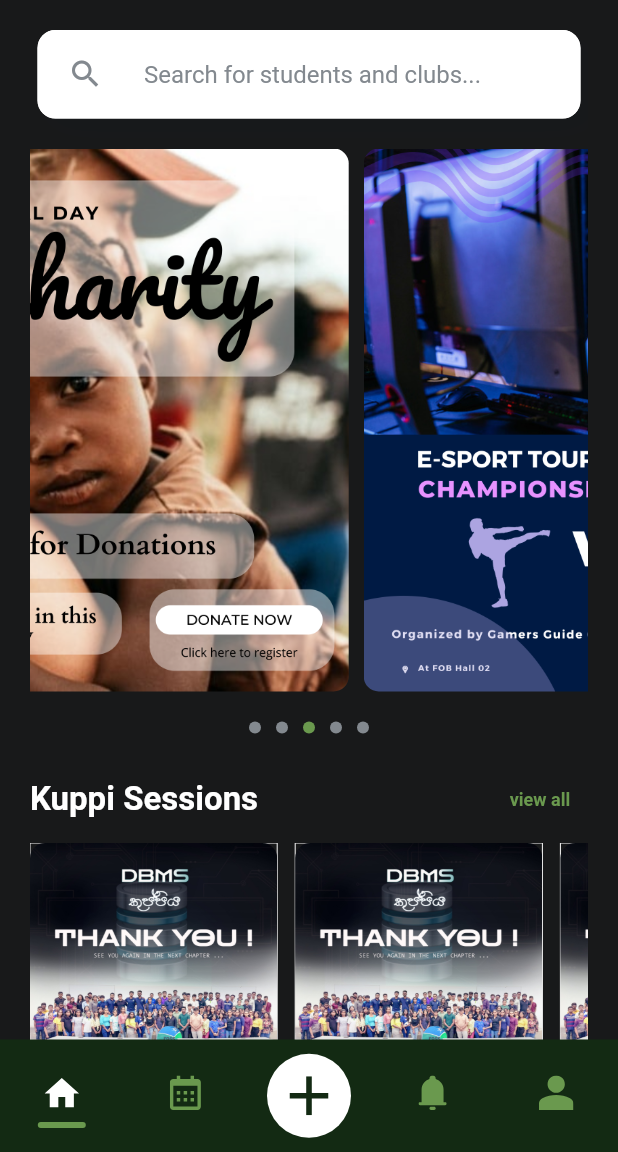
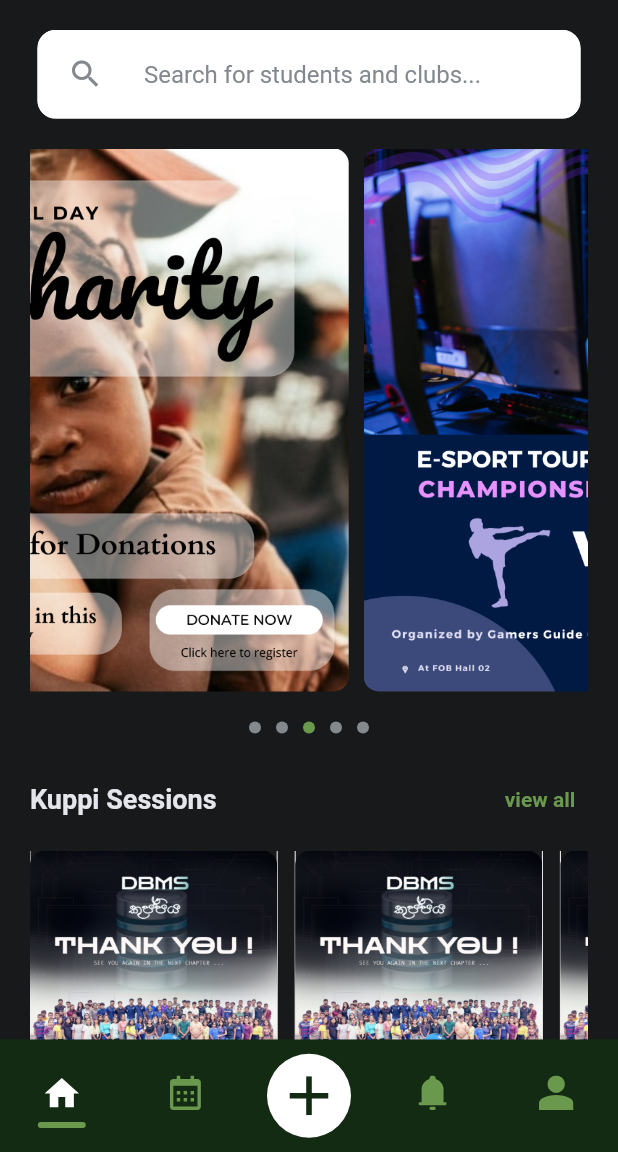
Before and after one commit to MAGHPMallawaarachchi/scholarsync-mobile-app, a Flutter app: the screen it shows after launch, in the side drawer, after a tap on "view all", on a phone screen of 412 x 824 dp, the part 84-1236 px from its top. Run offline on Flutter 3.47's test engine with Material 2 defaults, Android fonts, the phone set to English and light mode, and no system bars; our stand-ins replace calendar_view, expandable_text, flutter_svg, phosphor_flutter; network calls fail.

Commit message:
style: view all text button

```diff
--- a/lib/themes/app_theme.dart
+++ b/lib/themes/app_theme.dart
@@ -14,10 +14,14 @@ TextTheme getTextTheme(BuildContext context, bool isDarkTheme) {
         fontSize: 18,
         fontWeight: FontWeight.w600,
         color: isDarkTheme
-              ? PaletteDarkMode.titleColor
-              : PaletteLightMode.titleColor,
+            ? PaletteDarkMode.textColor
+            : PaletteLightMode.textColor,
       ),
-      );
+      displaySmall: const TextStyle(
+        fontSize: 14,
+        fontWeight: FontWeight.w600,
+        color: CommonColors.secondaryGreenColor,
+      ));
 }
 
 ThemeData getAppTheme(BuildContext context, bool isDarkTheme) {
--- a/lib/views/pages/home/home_page.dart
+++ b/lib/views/pages/home/home_page.dart
@@ -58,11 +58,6 @@ class _HomePageState extends State<HomePage> {
             ),
           ],
         ),
-        titleTextStyle: const TextStyle(
-          color: PaletteLightMode.titleColor,
-          fontSize: 22,
-          fontWeight: FontWeight.bold,
-        ),
         centerTitle: false,
         actions: <Widget>[
           IconButton(
@@ -116,20 +111,31 @@ class _HomePageState extends State<HomePage> {
                 ),
               ),
 
-              //text
-              TextContainer(
-                  fontText: 'Kuppi Sessions',
-                  secondText: 'view all',
-                  onTap: () {
-                    Route route = MaterialPageRoute(
-                        builder: (context) => const KuppiPage());
-                    Navigator.push(context, route);
-                  }),
-              const SizedBox(
-                height: 5,
+              Row(
+                mainAxisAlignment: MainAxisAlignment.spaceBetween,
+                children: [
+                  Text(
+                    'Kuppi Sessions',
+                    style: getTextTheme(context, true).headlineMedium,
+                  ),
+                  TextButton(
+                    onPressed: () {
+                      Route route = MaterialPageRoute(
+                          builder: (context) => const KuppiPage());
+                      Navigator.push(context, route);
+                    },
+                    child: Text(
+                      'view all',
+                      style: getTextTheme(context, true).displaySmall,
+                    ),
+                  ),
+                ],
               ),
 
-              //imageRow
+              const SizedBox(
+                height: 10,
+              ),
+
               ImageRow(
                 containerSize: MediaQuery.of(context).size.width * 0.4,
                 isCircle: false,
@@ -140,25 +146,23 @@ class _HomePageState extends State<HomePage> {
                   ImageConstants.img1,
                 ],
               ),
-              const SizedBox(
-                height: 10,
+
+              const SizedBox(height: 30),
+
+              Row(
+                crossAxisAlignment: CrossAxisAlignment.start,
+                children: [
+                  Text(
+                    'Clubs & Societies',
+                    style: getTextTheme(context, true).headlineMedium,
+                    textAlign: TextAlign.left,
+                  ),
+                ],
               ),
 
-              //text
-              TextContainer(
-                fontText: 'Clubs & Organizations',
-                secondText: 'view all',
-                onTap: () {
-                  Route route = MaterialPageRoute(
-                      builder: (context) => const KuppiPage());
-                  Navigator.push(context, route);
-                },
+              const SizedBox(
+                height: 20,
               ),
-              const SizedBox(
-                height: 5,
-              ),
-
-              //imageRow
               ImageRow(
                 containerSize: MediaQuery.of(context).size.width * 0.2,
                 isCircle: true,
--- a/lib/views/pages/my_profile/my_profile_page.dart
+++ b/lib/views/pages/my_profile/my_profile_page.dart
@@ -5,6 +5,8 @@ import 'package:scholarsync/constants/icon_constants.dart';
 import 'package:scholarsync/views/widgets/app_bar.dart';
 import 'package:scholarsync/views/pages/my_profile/widgets/profile_info.dart';
 import 'package:scholarsync/themes/palette.dart';
+
+import '../../../themes/app_theme.dart';
 
 class MyProfilePage extends StatefulWidget {
   const MyProfilePage({super.key});
@@ -36,12 +38,9 @@ class _MyProfilePageState extends State<MyProfilePage> {
             Row(
               mainAxisAlignment: MainAxisAlignment.spaceBetween,
               children: [
-                const Text(
+                Text(
                   'My Projects',
-                  style: TextStyle(
-                    fontSize: 16,
-                    fontWeight: FontWeight.bold,
-                  ),
+                  style: getTextTheme(context, true).headlineMedium,
                 ),
                 TextButton(
                   onPressed: () {
@@ -49,11 +48,15 @@ class _MyProfilePageState extends State<MyProfilePage> {
                         builder: (context) => const MyProjectsPage());
                     Navigator.push(context, route);
                   },
-                  child: const Text(
-                    'View All',
-                    style: TextStyle(
-                      color: PaletteLightMode.textColor,
-                      fontSize: 16,
+                  child: TextButton(
+                    onPressed: () {
+                      Route route = MaterialPageRoute(
+                          builder: (context) => const MyProjectsPage());
+                      Navigator.push(context, route);
+                    },
+                    child: Text(
+                      'view all',
+                      style: getTextTheme(context, true).displaySmall,
                     ),
                   ),
                 ),
```
Lines whose indentation alone changed are shown as unchanged.
